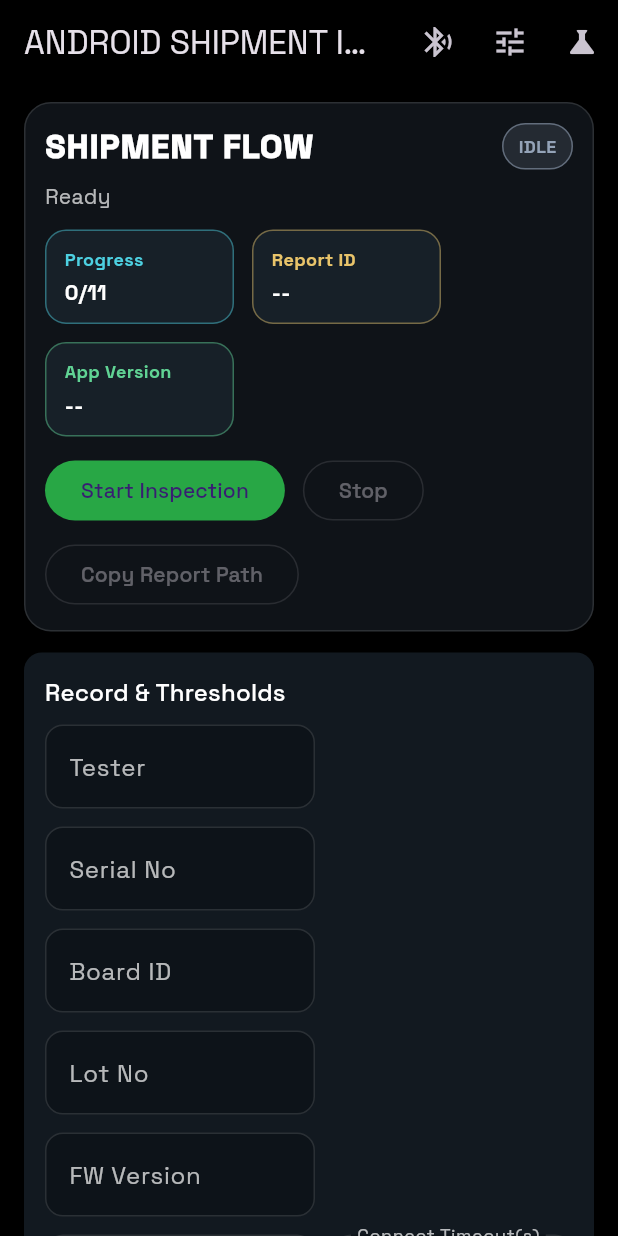
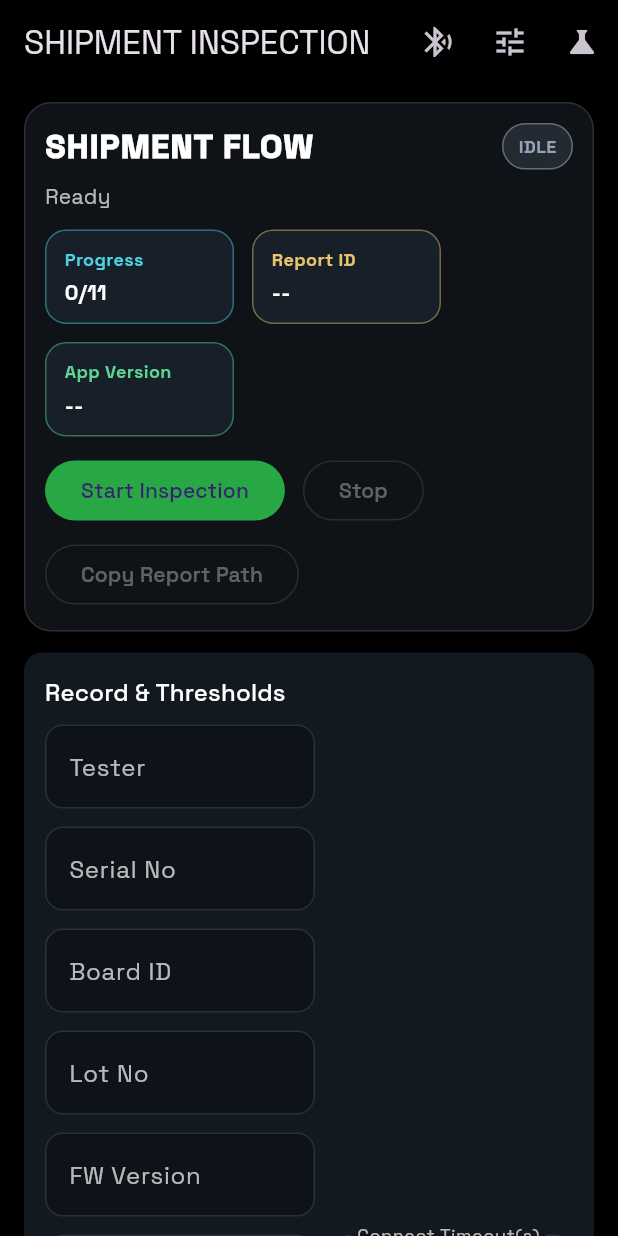
Before and after one commit to masakilovelive/ble_led, a Flutter app: the screen it shows after launch, on a phone screen of 412 x 824 dp. Run offline on Flutter 3.47's test engine with Material 3 defaults, Android fonts, the phone set to English and light mode, and no system bars; our stand-ins replace flutter_colorpicker, flutter_riverpod, go_router, google_fonts, logger, package_info_plus and 2 more; missing offline and left inert: app_settings, flutter_reactive_ble, usb_serial.

Commit message:
feat: refresh shipment inspection flows and bump app version

```diff
--- a/ble_led_endurance_app/lib/screens/shipment_inspection_screen.dart
+++ b/ble_led_endurance_app/lib/screens/shipment_inspection_screen.dart
@@ -88,9 +88,17 @@ class _ShipmentInspectionScreenState
     _requireMcuRunner = defaults.requireMcuRunner;
     _verifyGatt = defaults.verifyGattOnConnect;
     _includeAcceleration = defaults.includeAccelerationCheck;
-    _mcuTransportMode = mcuDefaults.transportMode;
+    _mcuTransportMode = Platform.isAndroid
+        ? mcuDefaults.transportMode
+        : McuTransportMode.bridge;
     Future<void>.microtask(
-      () => ref.read(mcuSerialProvider.notifier).refreshDevices(),
+      () async {
+        final serial = ref.read(mcuSerialProvider.notifier);
+        if (!Platform.isAndroid) {
+          serial.setTransportMode(McuTransportMode.bridge);
+        }
+        await serial.refreshDevices();
+      },
     );
   }
 
@@ -126,7 +134,7 @@ class _ShipmentInspectionScreenState
       backgroundColor: Colors.black,
       appBar: AppBar(
         backgroundColor: Colors.black,
-        title: const Text('ANDROID SHIPMENT INSPECTION'),
+        title: const Text('SHIPMENT INSPECTION'),
         actions: [
           IconButton(
             tooltip: 'Bluetooth Setup',
@@ -168,9 +176,15 @@ class _ShipmentInspectionScreenState
           child: Column(
             crossAxisAlignment: CrossAxisAlignment.start,
             children: [
-              if (!Platform.isAndroid)
+              if (Platform.isIOS)
                 const _WarningCard(
-                  text: 'このアプリの出荷検査実行は Android 前提です。Windows では UI 確認のみ可能です。',
+                  text:
+                      'iPhone では MCU runner を PC Bridge で使用してください。Bridge Host には同一ネットワーク上の PC/Mac の IP を入力します。',
+                )
+              else if (!Platform.isAndroid)
+                const _WarningCard(
+                  text:
+                      'このアプリの出荷検査実行は Android / iPhone 前提です。その他の環境では UI 確認のみを想定しています。',
                 ),
               _buildRunCard(context, shipmentState),
               const SizedBox(height: 14),
@@ -518,8 +532,9 @@ class _ShipmentInspectionScreenState
     McuSerialState mcuState,
   ) {
     final enabled = !shipmentState.isRunning;
+    final supportsUsbOtg = Platform.isAndroid;
     final isBridge = _mcuTransportMode == McuTransportMode.bridge;
-    final bridgePort = _mcuBridgePortController.text.trim().isEmpty
+    final bridgePortText = _mcuBridgePortController.text.trim().isEmpty
         ? '9876'
         : _mcuBridgePortController.text.trim();
     final serial = ref.read(mcuSerialProvider.notifier);
@@ -553,9 +568,13 @@ class _ShipmentInspectionScreenState
             const SizedBox(height: 8),
             if (isBridge)
               SelectableText(
-                'Bridge list: powershell -ExecutionPolicy Bypass -File .\\scripts\\start_mcu_android_bridge.ps1 -ListPorts\n'
-                'Bridge start: powershell -ExecutionPolicy Bypass -File .\\scripts\\start_mcu_android_bridge.ps1 -ComPort COM4 -ListenPort $bridgePort\n'
-                'Android app: host 127.0.0.1 / port $bridgePort',
+                Platform.isIOS
+                    ? 'Bridge list: python3 scripts/start_mcu_bridge_mac.py --list-ports\n'
+                        'Bridge start: python3 scripts/start_mcu_bridge_mac.py --serial-port /dev/cu.usbmodemXXXX --listen-port $bridgePortText\n'
+                        'iPhone app: host <PC or Mac LAN IP> / port $bridgePortText'
+                    : 'Bridge list: powershell -ExecutionPolicy Bypass -File .\\scripts\\start_mcu_android_bridge.ps1 -ListPorts\n'
+                        'Bridge start: powershell -ExecutionPolicy Bypass -File .\\scripts\\start_mcu_android_bridge.ps1 -ComPort COM4 -ListenPort $bridgePortText\n'
+                        'Android app: host 127.0.0.1 / port $bridgePortText',
                 style: const TextStyle(color: Colors.amberAccent),
               )
             else
@@ -580,6 +599,7 @@ class _ShipmentInspectionScreenState
                         }
                       : null,
                 ),
+                if (supportsUsbOtg)
                   ChoiceChip(
                     label: const Text('USB OTG'),
                     selected: !isBridge,
--- a/ble_led_endurance_app/pubspec.yaml
+++ b/ble_led_endurance_app/pubspec.yaml
@@ -1,7 +1,7 @@
 name: ble_led_endurance_app
-description: Android BLE endurance app for Stock A/B stress sweeps
+description: BLE shipment inspection app for Stock A/B stress sweeps
 publish_to: "none"
-version: 0.1.3+4
+version: 0.1.4+5
 environment:
   sdk: ">=3.2.0 <4.0.0"
 
--- a/ski_led_app/lib/screens/stock_select_screen.dart
+++ b/ski_led_app/lib/screens/stock_select_screen.dart
@@ -2,6 +2,7 @@ import 'dart:async';
 import 'dart:math' as math;
 
 import 'package:flutter/material.dart';
+import 'package:flutter_colorpicker/flutter_colorpicker.dart';
 import 'package:flutter_riverpod/flutter_riverpod.dart';
 import 'package:flutter_reactive_ble/flutter_reactive_ble.dart';
 
```
Also changed, not shown: ble_led_app/lib/ble/led_ui_state.dart (+24 -20 lines), ble_led_app/lib/screens/dual_color_screen.dart (+27 -3 lines), ble_led_endurance_app/lib/ble/ble_permissions.dart (added, +29 -0 lines), ble_led_endurance_app/lib/ble/endurance_controller.dart (+21 -23 lines), ble_led_endurance_app/lib/ble/mcu_serial_controller.dart (+101 -7 lines), ble_led_endurance_app/lib/ble/pair_test_controller.dart (+2 -17 lines), ble_led_endurance_app/lib/ble/scan_controller.dart (+2 -19 lines), ble_led_endurance_app/lib/ble/shipment_inspection_controller.dart (+40 -39 lines), ble_led_endurance_app/lib/ble/stress_lab_controller.dart (+8 -18 lines), ble_led_endurance_app/lib/screens/setup_screen.dart (+20 -9 lines), 12 other files. Lines whose indentation alone changed are shown as unchanged.
